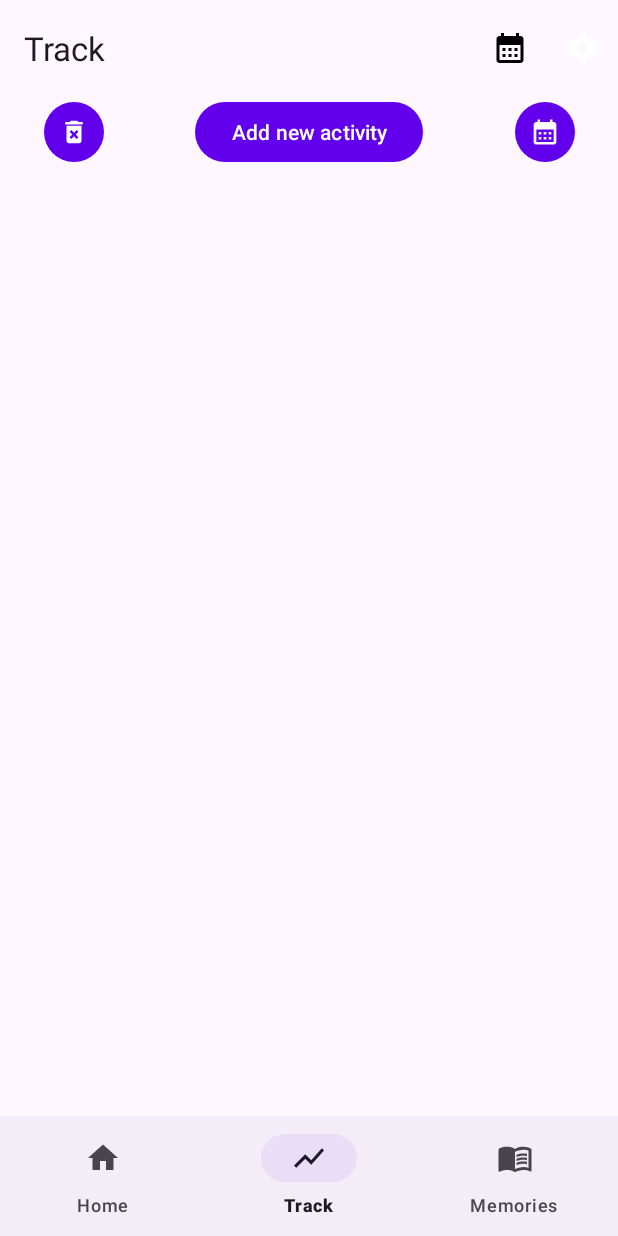
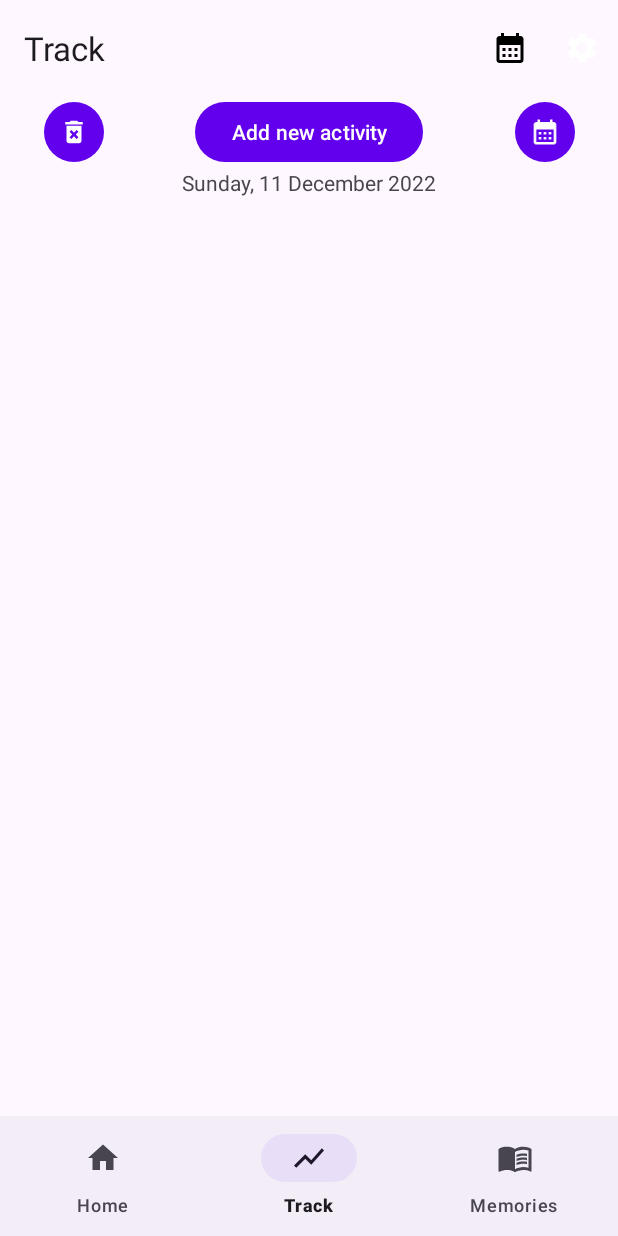
Before and after one commit to jankrokos/Bambino, an Android app: the screen it shows after launch (MainActivity), item 2 of the bottom bar chosen, on a phone screen of 412 x 824 dp. Run offline under Robolectric (Android 15) with nearby library versions, the phone set to English and light mode, and no system bars; our stand-ins replace Room's generated code, data binding, navigation-ui.

Commit message:
Added current day display to track list

```diff
--- a/app/src/main/java/com/example/bambino/MainActivity.kt
+++ b/app/src/main/java/com/example/bambino/MainActivity.kt
@@ -31,9 +31,6 @@ class MainActivity : AppCompatActivity() {
         binding = ActivityMainBinding.inflate(layoutInflater)
         val view = binding.root
         setContentView(view)
-
-        binding.topAppBar.title = SimpleDateFormat("EEE, MMM d", Locale.UK)
-            .format(today).toString()
 
         val navController = findNavController(R.id.mainNavHost)
 
--- a/app/src/main/java/com/example/bambino/track/TrackFragment.kt
+++ b/app/src/main/java/com/example/bambino/track/TrackFragment.kt
@@ -62,6 +62,7 @@ class TrackFragment : Fragment() {
         datePicker.addOnPositiveButtonClickListener {
             trackViewModel.setToday(datePicker.selection!!)
             filterDatabase(trackViewModel.currentDay, trackViewModel.dayEnd)
+            binding.chosenDateTextView.text = trackViewModel.currentDayStr
             Log.i(
                 "TrackFragment", "${trackViewModel.currentDay} - ${trackViewModel.dayEnd}"
             )
--- a/app/src/main/java/com/example/bambino/track/TrackViewModel.kt
+++ b/app/src/main/java/com/example/bambino/track/TrackViewModel.kt
@@ -29,11 +29,15 @@ class TrackViewModel(
 
     val currentTime = System.currentTimeMillis()
     var currentDay = System.currentTimeMillis()
+    var currentDayStr = SimpleDateFormat("EEEE, d MMMM yyyy", Locale.UK)
+        .format(currentDay).toString()
     var dayEnd: Long = 86400000 + currentDay
 
 
     fun setToday(date: Long) {
         currentDay = date
+        currentDayStr = SimpleDateFormat("EEEE, d MMMM yyyy", Locale.UK)
+            .format(currentDay).toString()
         dayEnd = 86400000 + currentDay
     }
 
--- a/app/src/main/res/layout/fragment_track.xml
+++ b/app/src/main/res/layout/fragment_track.xml
@@ -57,6 +57,17 @@
             app:layout_constraintStart_toStartOf="parent"
             app:layout_constraintTop_toTopOf="@+id/add_activity_button" />
 
+        <TextView
+            android:id="@+id/chosen_date_text_view"
+            android:layout_width="wrap_content"
+            android:layout_height="wrap_content"
+            app:layout_constraintEnd_toEndOf="parent"
+            app:layout_constraintStart_toStartOf="parent"
+            app:layout_constraintTop_toBottomOf="@+id/add_activity_button"
+            android:text="@{trackViewModel.currentDayStr}"/>
+
+
+
         <androidx.recyclerview.widget.RecyclerView
             android:id="@+id/actions_list"
             android:layout_width="match_parent"
@@ -66,7 +77,7 @@
             app:layoutManager="androidx.recyclerview.widget.LinearLayoutManager"
             app:layout_constraintEnd_toEndOf="parent"
             app:layout_constraintStart_toStartOf="parent"
-            app:layout_constraintTop_toBottomOf="@+id/add_activity_button" />
+            app:layout_constraintTop_toBottomOf="@+id/chosen_date_text_view" />
 
     </androidx.constraintlayout.widget.ConstraintLayout>
 </layout>
```
